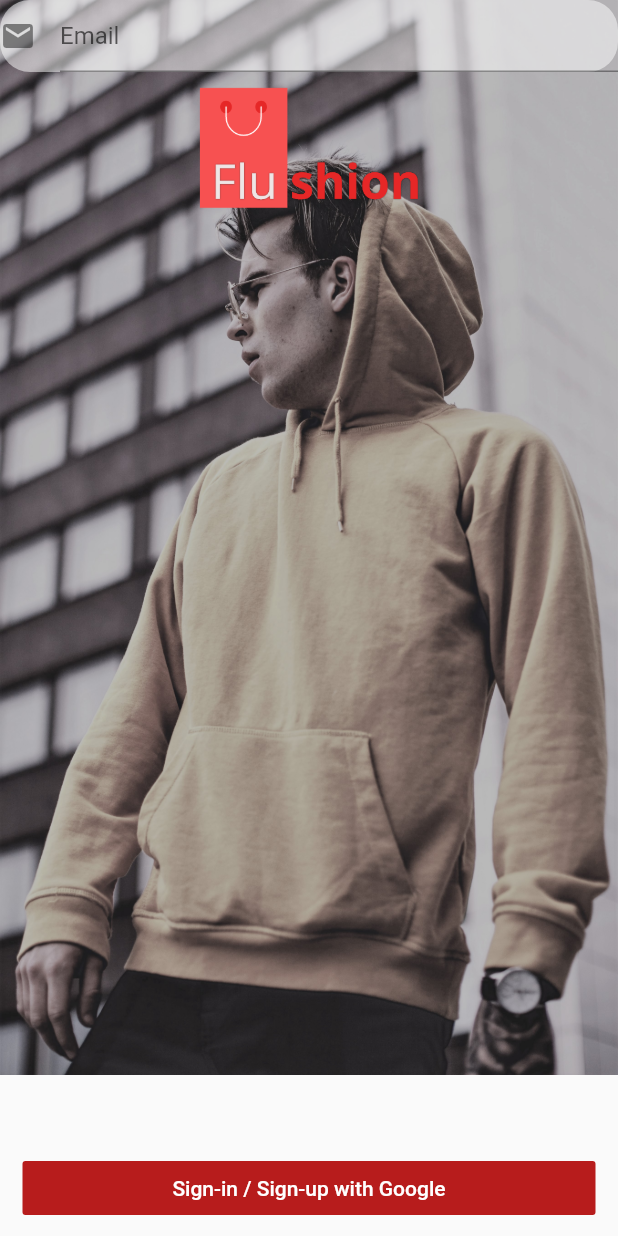
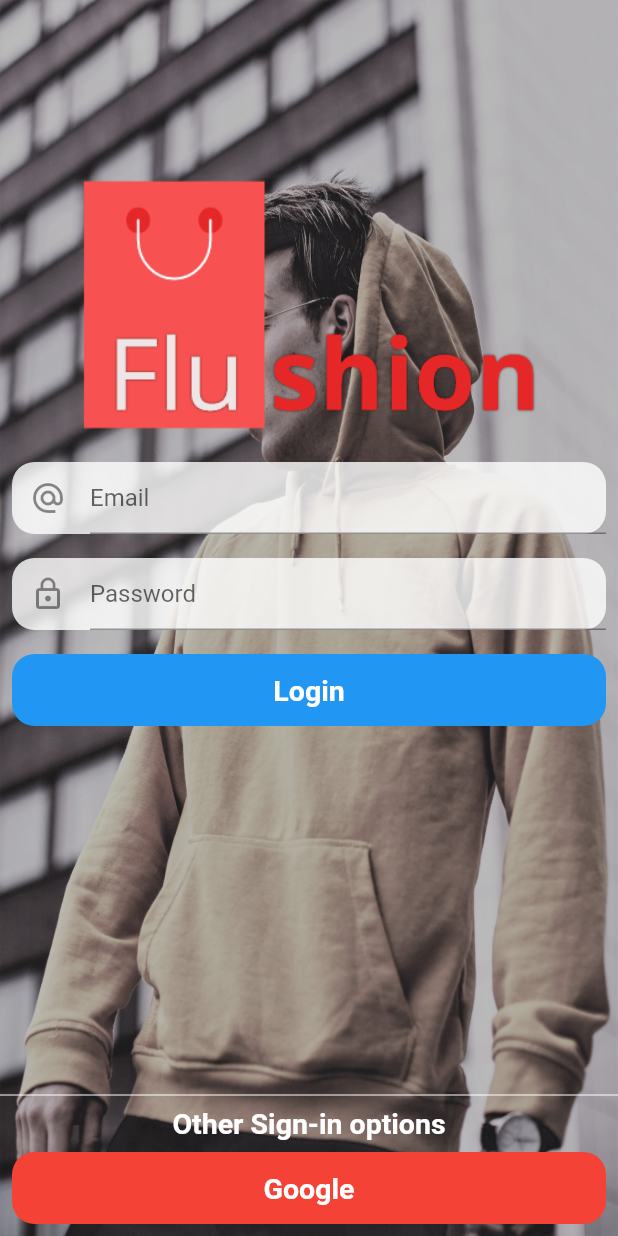
Before and after one commit to harshbsv/ecommerce_flutter, a Flutter app: the screen it shows after launch, on a phone screen of 412 x 824 dp. Run offline on Flutter 3.47's test engine with Material 2 defaults, Android fonts, the phone set to English and light mode, and no system bars; our stand-ins replace carousel_pro, cloud_firestore, firebase_auth, flutter_svg, fluttertoast, google_sign_in and 1 more; accounts and stored records are empty.

Commit message:
Login screen finished.

```diff
--- a/lib/pages/login.dart
+++ b/lib/pages/login.dart
@@ -64,31 +64,108 @@ class _LoginState extends State<Login> {
     return Scaffold(
       body: Stack(
         children: <Widget>[
-          Image.asset("images/loginbackground.jpg", fit: BoxFit.cover, width: double.infinity,),
+          Image.asset("images/loginbackground.jpg", fit: BoxFit.fill, width: double.infinity, height: double.infinity,),
           Container(
             alignment: Alignment.topCenter,
             child: Image.asset("images/logo.png"),
-            width: 550.0,
-            height: 200.0,
+            width: double.infinity,
+            height: double.infinity,
           ),
-          Container(
-            alignment: Alignment.center,
+          Padding(
+            padding: const EdgeInsets.only(top: 300.0),
+            child: Center(
               child: Form(
                 key: _formKey,
                 child: Column(
                   children: <Widget>[
-                  Material(
-                    borderRadius: BorderRadius.circular(20.0),
-                    color: Colors.white.withOpacity(0.5),
+                    Padding(
+                      padding: const EdgeInsets.all(8.0),
+                      child: Material(
+                        borderRadius: BorderRadius.circular(15.0),
+                        color: Colors.white.withOpacity(0.8),
                         elevation: 0.0,
+                        child: Padding(
+                          padding: const EdgeInsets.only(left: 12.0,),
                           child: TextFormField(
+                            controller: _emailTextController,
                             decoration: InputDecoration(
                                 hintText: "Email",
-                          icon: Icon(Icons.email),
+                                icon: Icon(Icons.alternate_email),
+                            ),
+                            validator: (value) {
+                              if (value.isEmpty) {
+                                Pattern pattern = r'^(([^<>()[\]\\.,;:\s@\"]+(\.[^<>()[\]\\.,;:\s@\"]+)*)|(\".+\"))@((\[[0-9]{1,3}\.[0-9]{1,3}\.[0-9]{1,3}\.[0-9]{1,3}\])|(([a-zA-Z\-0-9]+\.)+[a-zA-Z]{2,}))$';
+                                RegExp regex = new RegExp(pattern);
+                                if (!regex.hasMatch(value))
+                                  return 'Please make sure your email address is valid';
+                                else
+                                  return null;
+                              }
+                            },
+                          ),
+                        ),
+                      ),
+                    ),
+                    Padding(
+                      padding: const EdgeInsets.all(8.0),
+                      child: Material(
+                        borderRadius: BorderRadius.circular(15.0),
+                        color: Colors.white.withOpacity(0.8),
+                        elevation: 0.0,
+                        child: Padding(
+                          padding: const EdgeInsets.only(left: 12.0,),
+                          child: TextFormField(
+                            controller: _passwordTextController,
+                            decoration: InputDecoration(
+                              hintText: "Password",
+                              icon: Icon(Icons.lock_outline),
+                            ),
+                            validator: (value){
+                              if(value.isEmpty){
+                                return "The password field cannot be empty";
+                              }else if(value.length < 6){
+                                return "the password has to be at least 6 characters long";
+                              }
+                              return null;
+                            }
+                          ),
+                        ),
+                      ),
+                    ),
+                    // LOGIN BUTTON:
+                    Padding(
+                      padding: const EdgeInsets.all(8.0),
+                      child: Material(
+                        borderRadius: BorderRadius.circular(15.0),
+                        color: Colors.blue,
+                        elevation: 0.0,
+                        child: MaterialButton(
+                          onPressed: (){},
+                          minWidth: MediaQuery.of(context).size.width,
+                          child: Text("Login",textAlign: TextAlign.center, style: TextStyle(color: Colors.white, fontSize: 19.0, fontWeight: FontWeight.bold)),
+                        ),
+                        ),
+                      ),
+                    Expanded(child: Container()),
+                    Divider(color: Colors.white,),
+                    Text("Other Sign-in options", style: TextStyle(color: Colors.white, fontSize: 19.0, fontWeight: FontWeight.bold)),
+                    Padding(
+                      padding: const EdgeInsets.all(8.0),
+                      child: Material(
+                        borderRadius: BorderRadius.circular(15.0),
+                        color: Colors.red,
+                        elevation: 0.0,
+                        child: MaterialButton(
+                          onPressed: (){
+                            handleSignIn();
+                          },
+                          minWidth: MediaQuery.of(context).size.width,
+                          child: Text("Google",textAlign: TextAlign.center, style: TextStyle(color: Colors.white, fontSize: 19.0, fontWeight: FontWeight.bold)),
                         ),
                       ),
                     ),
                     ],
+                ),
               ),
             ),
           ),
@@ -106,18 +183,6 @@ class _LoginState extends State<Login> {
           ),
         ],
       ),
-      bottomNavigationBar: Container(
-          child: Padding(
-            padding: const EdgeInsets.only(left: 15.0, right: 15.0, top: 8.0, bottom: 8.0),
-            child: FlatButton(
-              color: Colors.red.shade900,
-              onPressed: (){
-                handleSignIn();
-              },
-              child: Text("Sign-in / Sign-up with Google", style: TextStyle(color: Colors.white),),
-            ),
-          ),
-        ),
     );
   }
 }
--- a/pubspec.yaml
+++ b/pubspec.yaml
@@ -25,7 +25,6 @@ dependencies:
     sdk: flutter
 
   carousel_pro: ^1.0.0
-
   firebase_core: ^0.4.5
   firebase_analytics: ^5.0.14
   firebase_auth: ^0.16.1
```
Lines whose indentation alone changed are shown as unchanged.
